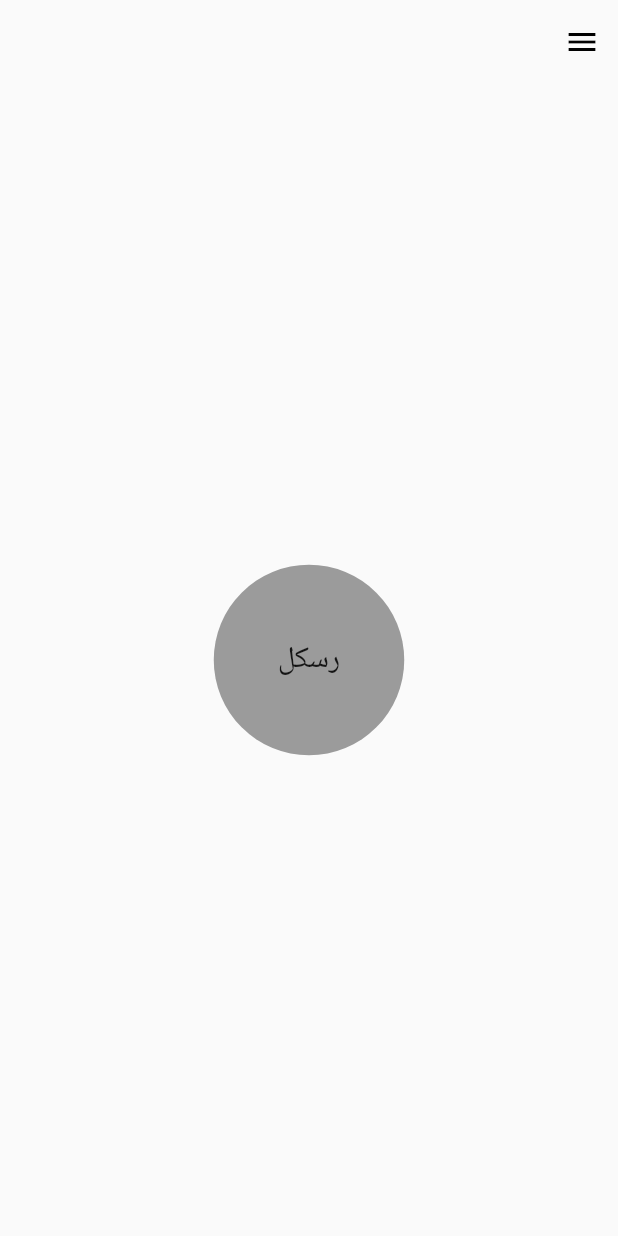
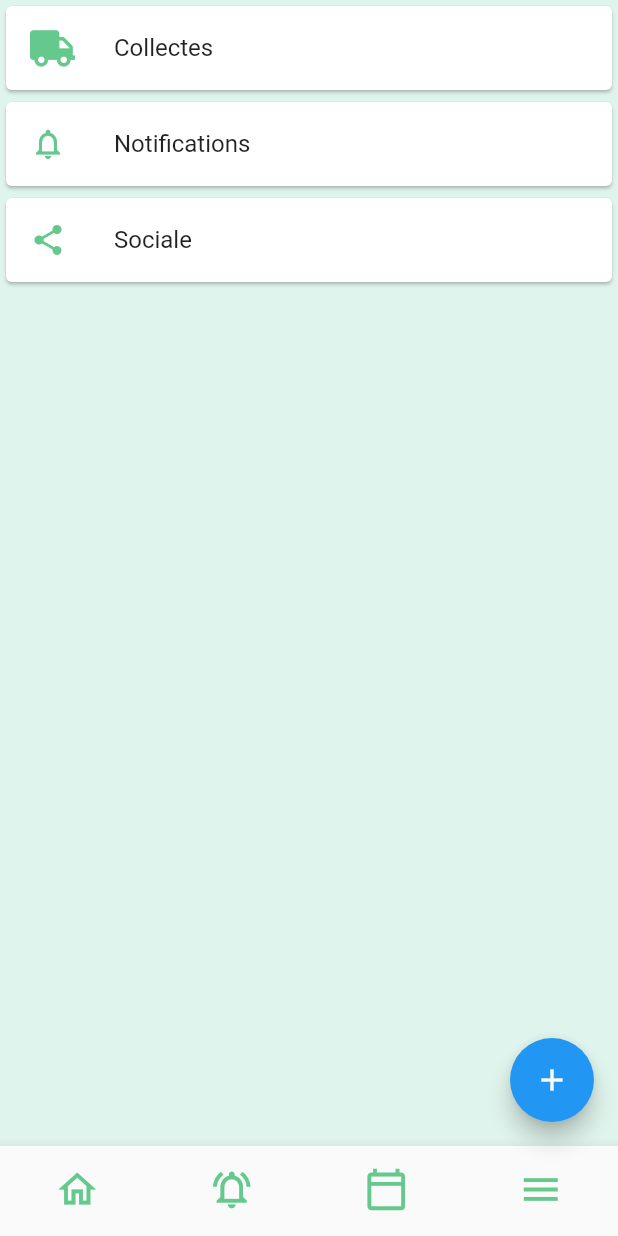
Before and after one commit to jimmy-khalifa/raskel-platform, a Flutter app: the screen it shows after launch, on a phone screen of 412 x 824 dp. Run offline on Flutter 3.47's test engine with Material 2 defaults, Android fonts, the light colour scheme and no system bars; our stand-ins replace animated_text_kit, font_awesome_flutter, google_maps_flutter.

Commit message:
New scenario

```diff
--- /dev/null
+++ b/flutter_mobile/lib/components/calendar.dart
@@ -0,0 +1,16 @@
+import 'package:flutter/material.dart';
+
+
+class Calendar extends StatelessWidget {
+  const Calendar({ Key? key }) : super(key: key);
+
+  @override
+  Widget build(BuildContext context) {
+    return Center(
+      child:Container(
+        child: Text("Calendar")
+
+
+    ));
+  }
+}
--- /dev/null
+++ b/flutter_mobile/lib/components/collects.dart
@@ -0,0 +1,25 @@
+import 'package:flutter/material.dart';
+import 'package:font_awesome_flutter/font_awesome_flutter.dart';
+
+
+class Collects extends StatelessWidget {
+  const Collects({ Key? key }) : super(key: key);
+
+  @override
+  Widget build(BuildContext context) {
+    return Card(
+       clipBehavior: Clip.antiAlias,
+       child: Column(
+         children: [
+           ListTile(
+              leading: FaIcon(FontAwesomeIcons.truck,color:  Color(0xFF65C88D),),
+              title: const Text('Collectes',/*style:Theme.of(context).textTheme.headline1,*/)
+           )
+         ],
+
+       )
+
+
+    );
+  }
+}
--- /dev/null
+++ b/flutter_mobile/lib/components/notifications.dart
@@ -0,0 +1,24 @@
+import 'package:flutter/material.dart';
+
+
+class Notifications extends StatelessWidget {
+  const Notifications({ Key? key }) : super(key: key);
+
+  @override
+  Widget build(BuildContext context) {
+    return  Card(
+       clipBehavior: Clip.antiAlias,
+       child: Column(
+         children: [
+           ListTile(
+              leading: Icon(Icons.notifications_none_outlined,color:  Color(0xFF65C88D),),
+              title: const Text('Notifications',/*style:Theme.of(context).textTheme.headline1,*/)
+           )
+         ],
+
+       )
+
+
+    );
+  }
+}
--- /dev/null
+++ b/flutter_mobile/lib/components/social.dart
@@ -0,0 +1,25 @@
+import 'package:flutter/material.dart';
+
+
+class Social extends StatelessWidget {
+  const Social({ Key? key }) : super(key: key);
+
+  @override
+  Widget build(BuildContext context) {
+    return  Card(
+       clipBehavior: Clip.antiAlias,
+       child: Column(
+         children: [
+           ListTile(
+              leading: Icon(Icons.share,  color:  Color(0xFF65C88D),),
+              title: const Text('Sociale',/*style:Theme.of(context).textTheme.headline1,*/)
+           )
+         ],
+
+       )
+
+
+    );
+
+  }
+}
--- a/flutter_mobile/lib/main.dart
+++ b/flutter_mobile/lib/main.dart
@@ -1,7 +1,9 @@
+import 'dart:ui';
+
 import 'package:flutter/material.dart';
 import 'package:flutter_mobile/screen/DrawerView.dart';
 import './screen/SelectView.dart';
-
+import './screen/Home.dart';
 
 void main() {
   runApp(const MyApp());
@@ -14,14 +16,30 @@ class MyApp extends StatelessWidget {
   @override
   Widget build(BuildContext context) {
     return MaterialApp(
+
       debugShowCheckedModeBanner: false,
       title: 'Flutter Demo',
-      home: MainPage(),
+      theme: ThemeData(
+        primaryColor:Color(0xFF65C88D) ,
+        buttonTheme: ButtonTheme.of(context).copyWith(
+          buttonColor: Color(0xFF65C88D),
+          shape: RoundedRectangleBorder(
+                  borderRadius: BorderRadius.circular(18.0)),
+        ),
+        textTheme: TextTheme(
+          headline1: TextStyle(color: Color(0xFF65C88D),fontSize: 30.0),
+          bodyText2: TextStyle(color: Color(0xFF393E41),fontSize: 14.0),
+
+        ),
+        scaffoldBackgroundColor: Color(0xFFDFF4EC)
+      ),
+      home: Home(),
+
     );
   }
 }
 
-class MainPage extends StatefulWidget {
+/*class MainPage extends StatefulWidget {
   @override
   _MainPageState createState() => _MainPageState();
 }
@@ -29,7 +47,7 @@ class MainPage extends StatefulWidget {
 class _MainPageState extends State<MainPage> {
   @override
   Widget build(BuildContext context) => Scaffold(
-        endDrawer: DrawerView(),
+
         appBar: AppBar(
           backgroundColor: Colors.transparent,
           elevation: 0,
@@ -52,4 +70,4 @@ class _MainPageState extends State<MainPage> {
                   )),
                 )),
       );
-}
+}*/
--- a/flutter_mobile/lib/screen/DrawerView.dart
+++ b/flutter_mobile/lib/screen/DrawerView.dart
@@ -13,7 +13,7 @@ class DrawerView extends StatelessWidget {
 
   @override
   Widget build(BuildContext context) {
-    return Drawer(
+    return Container(
       child: Material(
         child: ListView(children: <Widget>[
           HeaderDrawer(),
--- a/flutter_mobile/lib/screen/GoogleMapView.dart
+++ /dev/null
@@ -1,20 +0,0 @@
-import 'package:flutter/material.dart';
-
-class GoogleMapView extends StatefulWidget {
-  const GoogleMapView({ Key? key }) : super(key: key);
-
-  @override
-  _GoogleMapState createState() => _GoogleMapState();
-}
-
-class _GoogleMapState extends State<GoogleMapView> {
-  @override
-  Widget build(BuildContext context) {
-    return Scaffold(
-
-      body:Center(
-        child: Text("data"),
-      )
-    );
-  }
-}
--- /dev/null
+++ b/flutter_mobile/lib/screen/Home.dart
@@ -0,0 +1,59 @@
+import 'package:flutter/material.dart';
+import './DrawerView.dart';
+import './HomePage.dart';
+import '../components/calendar.dart';
+import '../components/notifications.dart';
+
+class Home extends StatefulWidget {
+  const Home({Key? key}) : super(key: key);
+
+  @override
+  _HomeState createState() => _HomeState();
+}
+
+class _HomeState extends State<Home> {
+  int currentIndex = 0;
+  final screens = [
+    HomePage(),
+    Notifications(),
+    Calendar(),
+    DrawerView(),
+  ];
+  @override
+  Widget build(BuildContext context) {
+    return Scaffold(
+      body: IndexedStack(
+        index: currentIndex,
+        children: screens,
+      ),
+      floatingActionButton: FloatingActionButton(
+        child: Icon(Icons.add),
+        onPressed: (){},
+      ),
+      bottomNavigationBar: BottomNavigationBar(
+        type: BottomNavigationBarType.fixed,
+        iconSize: 30,
+        showSelectedLabels: false,
+        showUnselectedLabels: false,
+        currentIndex: currentIndex,
+        onTap: (index) => setState(() => currentIndex = index),
+        items: [
+          BottomNavigationBarItem(
+              icon: Icon(Icons.home_outlined, color: Color(0xFF65C88D)),
+              label: "Home"),
+          BottomNavigationBarItem(
+              icon: Icon(Icons.notifications_active_outlined,
+                  color: Color(0xFF65C88D)),
+              label: "Notifications"),
+          BottomNavigationBarItem(
+              icon:
+                  Icon(Icons.calendar_today_outlined, color: Color(0xFF65C88D)),
+              label: "Calendar"),
+          BottomNavigationBarItem(
+              icon: Icon(Icons.menu, color: Color(0xFF65C88D)),
+              label: "Drawer"),
+        ],
+      ),
+    );
+  }
+}
--- /dev/null
+++ b/flutter_mobile/lib/screen/HomePage.dart
@@ -0,0 +1,22 @@
+import 'package:flutter/material.dart';
+import 'package:flutter_mobile/components/collects.dart';
+import 'package:flutter_mobile/components/notifications.dart';
+import 'package:flutter_mobile/components/social.dart';
+
+class HomePage extends StatelessWidget {
+  const HomePage({Key? key}) : super(key: key);
+
+  @override
+  Widget build(BuildContext context) {
+    return Scaffold(
+     // backgroundColor: Color(0xFFDFF4EC),
+      body: Container(
+        child: Container(
+            child: ListView(
+             children: [
+               Collects(),
+               Notifications(),
+               Social()],
+    ))));
+  }
+}
--- a/flutter_mobile/lib/screen/maintenanceView.dart
+++ b/flutter_mobile/lib/screen/maintenanceView.dart
@@ -2,13 +2,10 @@ import 'package:flutter/material.dart';
 
 class MaintenanceView extends StatelessWidget {
   @override
-  Widget build(BuildContext context) => Scaffold (
-    appBar: AppBar(
-      backgroundColor: Colors.transparent
-          ),
-          body: Center(
-            child: Text('Maintenance View'),
-          ),
+  Widget build(BuildContext context) {
+    return Center (
+      child: Text("Maintenance VIew"),
 
-  );
+    );
+  }
 }
--- a/flutter_mobile/lib/screen/operationsView.dart
+++ b/flutter_mobile/lib/screen/operationsView.dart
@@ -2,13 +2,15 @@ import 'package:flutter/material.dart';
 
 class operationsView extends StatelessWidget {
   @override
-  Widget build(BuildContext context) => Scaffold (
-    appBar: AppBar(
-      backgroundColor: Colors.transparent
-          ),
-          body: Center(
-            child: Text('Operations View'),
-          ),
+    Widget build(BuildContext context) {
+        // Navigator.pop(context);
 
-  );
+    return Scaffold(
+      appBar: AppBar(),
+      body: Center(
+        child:Container(
+      child: Text("Operation VIew"),
+      ))
+    );
   }
+}
--- a/flutter_mobile/lib/screen/settingsView.dart
+++ b/flutter_mobile/lib/screen/settingsView.dart
@@ -4,10 +4,11 @@ class SettingsView extends StatelessWidget {
   @override
   Widget build(BuildContext context) => Scaffold (
     appBar: AppBar(
-      backgroundColor: Colors.transparent
+
           ),
           body: Center(
             child: Text('Settings View'),
+
           ),
 
   );
--- a/flutter_mobile/lib/screen/waitView.dart
+++ b/flutter_mobile/lib/screen/waitView.dart
@@ -15,7 +15,6 @@ class WaitView extends StatelessWidget {
           elevation: 0,
           iconTheme: IconThemeData(color: Colors.black),
         ),
-        endDrawer: DrawerView(),
         body: Container(
             child: Column(
           children: [
--- a/flutter_mobile/pubspec.yaml
+++ b/flutter_mobile/pubspec.yaml
@@ -37,6 +37,7 @@ dependencies:
   cupertino_icons: ^1.0.2
   animated_text_kit: ^4.2.1
   google_maps_flutter: ^2.0.11
+  font_awesome_flutter: ^9.1.0
 
 dev_dependencies:
   flutter_test:
```
Also changed, not shown: flutter_mobile/pubspec.lock, 1 other file.
